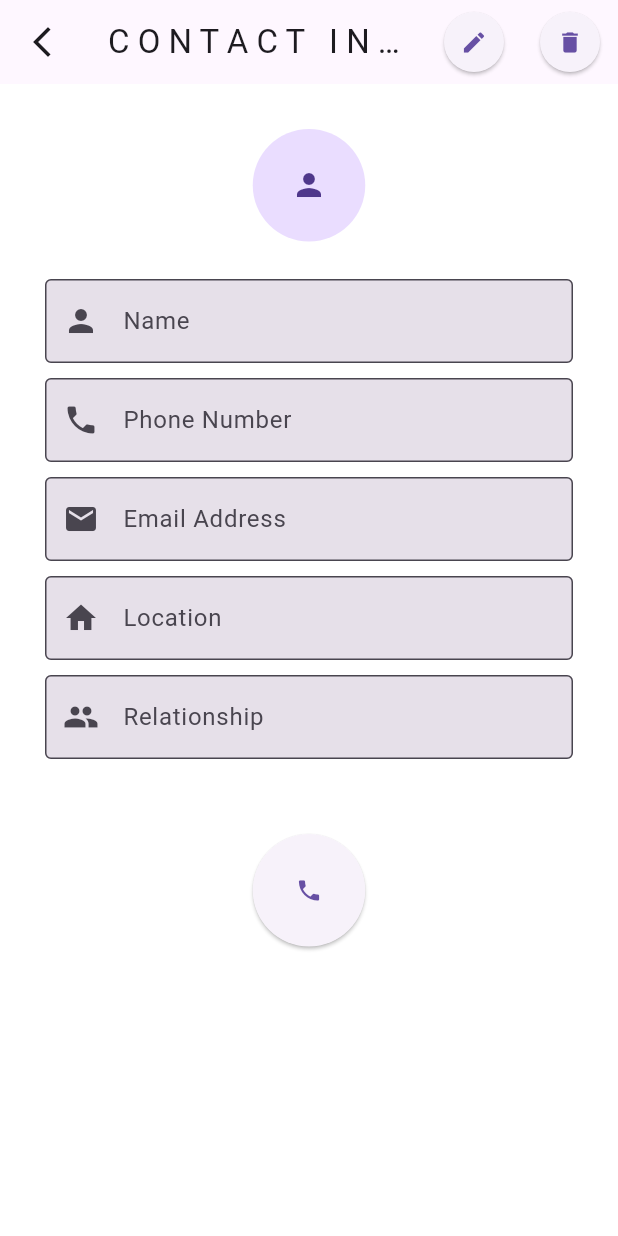
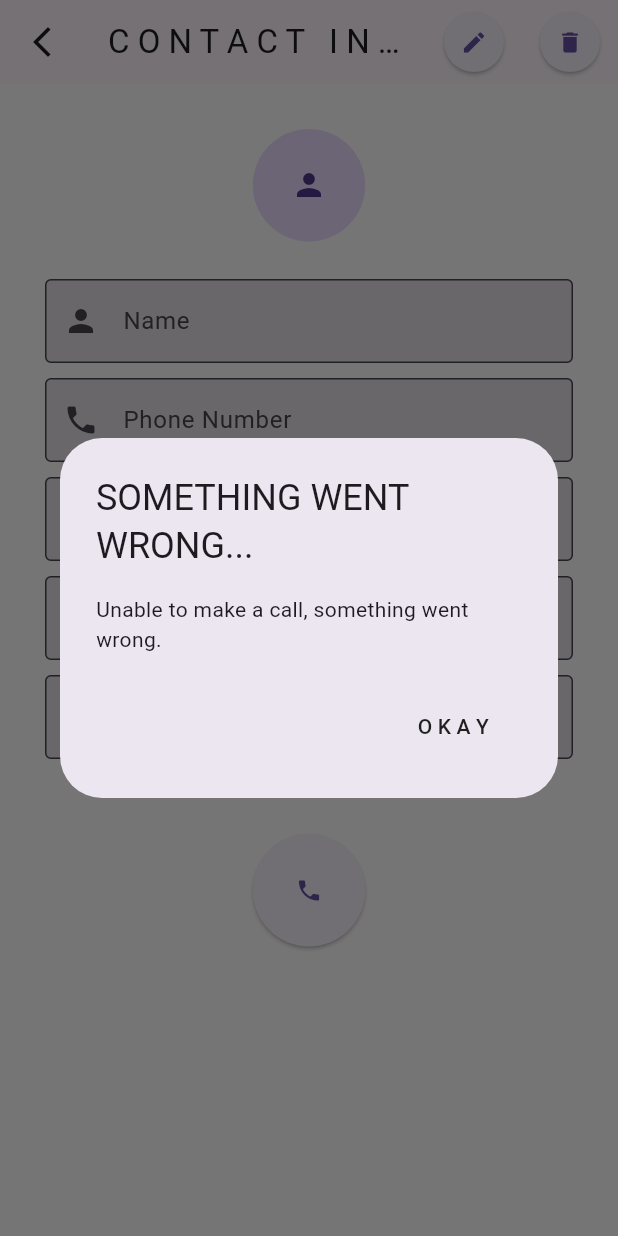
Before and after one commit to id1otSavan7/Flutter-Contact-Manager, a Flutter app: the ViewContactPage screen opened directly with empty values, after a tap on the "phone" icon, on a phone screen of 412 x 824 dp. Run offline on Flutter 3.47's test engine with Material 3 defaults, Android fonts, the phone set to English and light mode, and no system bars; our stand-ins replace hive, hive_flutter; accounts and stored records are empty.

Commit message:
Created a profile, identity is displayed via name initials and if nothing is provided the default icon.person will show. Added url_launcher for immersion, makeCalls from this contact_manager!.

```diff
--- a/lib/main.dart
+++ b/lib/main.dart
@@ -1,7 +1,6 @@
 import 'package:contact_manager/data/models/Contact.dart';
 import 'package:contact_manager/pages/add_contact_page.dart';
 import 'package:contact_manager/pages/home_page.dart';
-import 'package:contact_manager/pages/view_contact_page.dart';
 import 'package:contact_manager/pages/view_profile_page.dart';
 import 'package:flutter/material.dart';
 import 'package:hive_flutter/hive_flutter.dart';
--- a/lib/pages/view_contact_page.dart
+++ b/lib/pages/view_contact_page.dart
@@ -1,9 +1,11 @@
+import 'package:contact_manager/utils/profile.dart';
 import 'package:flutter/material.dart';
 import '../data/database.dart';
 import '../data/models/Contact.dart';
 import '../functions/barrel.dart';
 import '../utils/app_button.dart';
 import '../utils/user_field_entry.dart';
+import 'package:url_launcher/url_launcher.dart';
 
 // ignore: must_be_immutable
 class ViewContactPage extends StatefulWidget {
@@ -87,6 +89,25 @@ class _ViewContactPageState extends State<ViewContactPage> {
 
   }
 
+  Future<void> makePhoneCall(String? contactNumber) async {
+    final Uri phoneUri = Uri(scheme: 'tel', path: contactNumber);
+    if (await canLaunchUrl(phoneUri)){
+      await launchUrl(phoneUri);
+    } else {
+      showDialog(context: context, builder: (BuildContext context){
+        return AlertDialog(
+          title: const Text('SOMETHING WENT WRONG...'),
+          content: const Text('Unable to make a call, something went wrong.'),
+          actions: [
+            AppButton(onPressedEvent: (){
+              Navigator.pop(context);
+            }, content: const Text('O K A Y '))
+          ],
+        );
+      });
+    }
+  }
+
   @override
   Widget build(BuildContext context) {
     return SafeArea(
@@ -129,13 +150,11 @@ class _ViewContactPageState extends State<ViewContactPage> {
           padding: const EdgeInsets.all(30),
           child: Column(
             children: [
-              const Center(
+              Center(
                 child: SizedBox(
                   height: 75,
                   width: 75,
-                  child: CircleAvatar(
-                    child: Icon(Icons.person),
-                  ),
+                  child: ContactProfile(name: widget.recipientName),
                 ),
               ),
 
@@ -160,7 +179,9 @@ class _ViewContactPageState extends State<ViewContactPage> {
                   height: 75,
                   width: 75,
                   child: CircularAppButton(
-                    onPressedEvent: (){},
+                    onPressedEvent: (){
+                      makePhoneCall(widget.recipientPhoneNumber);
+                    },
                     content: const Icon(Icons.phone)),
                 ),
               ) : Row(
--- /dev/null
+++ b/lib/utils/profile.dart
@@ -0,0 +1,40 @@
+import 'package:flutter/material.dart';
+
+class ContactProfile extends StatefulWidget {
+  final String? name;
+
+  const ContactProfile({
+    super.key,
+    required this.name,
+    });
+
+  @override
+  State<ContactProfile> createState() => _ContactProfileState();
+}
+
+class _ContactProfileState extends State<ContactProfile> {
+
+  String getContactInitials(String? name){
+    List<String> initial = [];
+    if(name == null || name == 'Unknown Recipient' || name.trim().isEmpty){
+      return '?';
+    } else {
+      initial = name.trim().split(RegExp(r'\s+'));
+      if (initial.length == 1){
+        return initial[0][0].toUpperCase();
+      } else {
+        return (initial[0][0] + initial[1][0]).toUpperCase();
+      }
+    }
+  }
+
+  @override
+  Widget build(BuildContext context) {
+    return CircleAvatar(
+      child:
+      (getContactInitials(widget.name) == '?') ?
+        const Icon(Icons.person) :
+          Text(getContactInitials(widget.name)),
+    );
+  }
+}
--- a/pubspec.yaml
+++ b/pubspec.yaml
@@ -13,6 +13,8 @@ dependencies:
   hive: ^2.2.3
   hive_flutter: ^1.1.0
 
+  url_launcher: ^6.3.0
+
 
 dev_dependencies:
   flutter_test:
```
Also changed, not shown: lib/pages/home_page.dart (+17 -1 lines), lib/utils/contact_tile.dart (+2 -5 lines), pubspec.lock, 5 other files.
